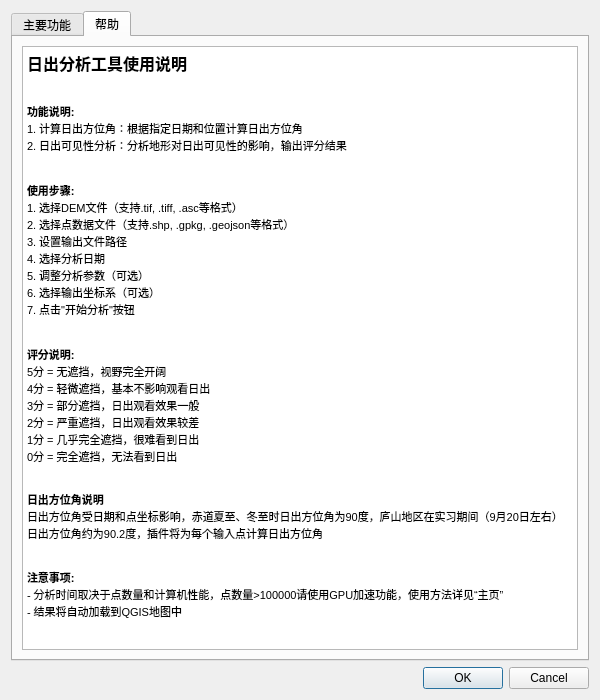
keydsa/sunshine, file sunshine01_dialog_base.ui: the form before one commit.
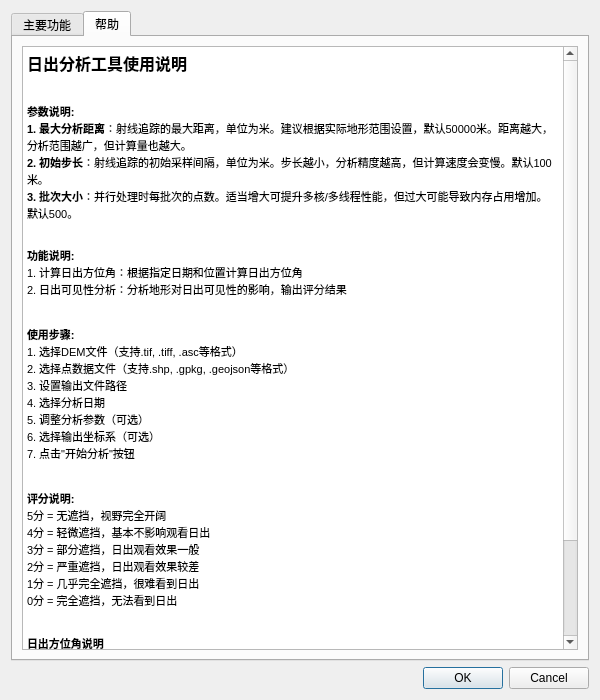
The form after the commit. The open tabs and pages were chosen to show the change. Icons and pictures are not drawn.

Commit message: 调整帮助界面

```diff
--- a/sunshine01_dialog_base.ui
+++ b/sunshine01_dialog_base.ui
@@ -488,6 +488,11 @@
 &lt;/style&gt;&lt;/head&gt;&lt;body style=&quot; font-family:'SimSun'; font-size:9pt; font-weight:400; font-style:normal;&quot;&gt;
 &lt;p style=&quot; margin-top:0px; margin-bottom:0px; margin-left:0px; margin-right:0px; -qt-block-indent:0; text-indent:0px;&quot;&gt;&lt;span style=&quot; font-family:'MS Shell Dlg 2'; font-size:12pt; font-weight:600;&quot;&gt;日出分析工具使用说明&lt;/span&gt;&lt;/p&gt;
 &lt;p style=&quot; margin-top:0px; margin-bottom:0px; margin-left:0px; margin-right:0px; -qt-block-indent:0; text-indent:0px;&quot;&gt;&lt;span style=&quot; font-family:'MS Shell Dlg 2'; font-size:8.25pt;&quot;&gt;&lt;br /&gt;&lt;/span&gt;&lt;/p&gt;
+&lt;p style=&quot; margin-top:0px; margin-bottom:0px; margin-left:0px; margin-right:0px; -qt-block-indent:0; text-indent:0px;&quot;&gt;&lt;span style=&quot; font-family:'MS Shell Dlg 2'; font-size:8.25pt; font-weight:600;&quot;&gt;参数说明:&lt;/span&gt;&lt;/p&gt;
+&lt;p style=&quot; margin-top:0px; margin-bottom:0px; margin-left:0px; margin-right:0px; -qt-block-indent:0; text-indent:0px;&quot;&gt;&lt;span style=&quot; font-size:8pt; font-weight:600;&quot;&gt;1. 最大分析距离&lt;/span&gt;&lt;span style=&quot; font-size:8pt;&quot;&gt;：射线追踪的最大距离，单位为米。建议根据实际地形范围设置，默认50000米。距离越大，分析范围越广，但计算量也越大。&lt;/span&gt;&lt;/p&gt;
+&lt;p style=&quot; margin-top:0px; margin-bottom:0px; margin-left:0px; margin-right:0px; -qt-block-indent:0; text-indent:0px;&quot;&gt;&lt;span style=&quot; font-size:8pt; font-weight:600;&quot;&gt;2. 初始步长&lt;/span&gt;&lt;span style=&quot; font-size:8pt;&quot;&gt;：射线追踪的初始采样间隔，单位为米。步长越小，分析精度越高，但计算速度会变慢。默认100米。&lt;/span&gt;&lt;/p&gt;
+&lt;p style=&quot; margin-top:0px; margin-bottom:0px; margin-left:0px; margin-right:0px; -qt-block-indent:0; text-indent:0px;&quot;&gt;&lt;span style=&quot; font-size:8pt; font-weight:600;&quot;&gt;3. 批次大小&lt;/span&gt;&lt;span style=&quot; font-size:8pt;&quot;&gt;：并行处理时每批次的点数。适当增大可提升多核/多线程性能，但过大可能导致内存占用增加。默认500。&lt;/span&gt;&lt;/p&gt;
+&lt;p style=&quot;-qt-paragraph-type:empty; margin-top:0px; margin-bottom:12px; margin-left:0px; margin-right:0px; -qt-block-indent:0; text-indent:0px; font-size:8pt;&quot;&gt;&lt;br /&gt;&lt;/p&gt;
 &lt;p style=&quot; margin-top:0px; margin-bottom:0px; margin-left:0px; margin-right:0px; -qt-block-indent:0; text-indent:0px;&quot;&gt;&lt;span style=&quot; font-family:'MS Shell Dlg 2'; font-size:8.25pt; font-weight:600;&quot;&gt;功能说明:&lt;/span&gt;&lt;/p&gt;
 &lt;p style=&quot; margin-top:0px; margin-bottom:0px; margin-left:0px; margin-right:0px; -qt-block-indent:0; text-indent:0px;&quot;&gt;&lt;span style=&quot; font-family:'MS Shell Dlg 2'; font-size:8.25pt;&quot;&gt;1. 计算日出方位角：根据指定日期和位置计算日出方位角&lt;/span&gt;&lt;/p&gt;
 &lt;p style=&quot; margin-top:0px; margin-bottom:0px; margin-left:0px; margin-right:0px; -qt-block-indent:0; text-indent:0px;&quot;&gt;&lt;span style=&quot; font-family:'MS Shell Dlg 2'; font-size:8.25pt;&quot;&gt;2. 日出可见性分析：分析地形对日出可见性的影响，输出评分结果&lt;/span&gt;&lt;/p&gt;
@@ -514,7 +519,7 @@
 &lt;p style=&quot; margin-top:0px; margin-bottom:0px; margin-left:0px; margin-right:0px; -qt-block-indent:0; text-indent:0px;&quot;&gt;&lt;span style=&quot; font-family:'MS Shell Dlg 2'; font-size:8.25pt;&quot;&gt;日出方位角受日期和点坐标影响，赤道夏至、冬至时日出方位角为90度，庐山地区在实习期间（9月20日左右）日出方位角约为90.2度，插件将为每个输入点计算日出方位角&lt;br /&gt;&lt;/span&gt;&lt;/p&gt;
 &lt;p style=&quot;-qt-paragraph-type:empty; margin-top:0px; margin-bottom:0px; margin-left:0px; margin-right:0px; -qt-block-indent:0; text-indent:0px; font-family:'MS Shell Dlg 2'; font-size:8.25pt;&quot;&gt;&lt;br /&gt;&lt;/p&gt;
 &lt;p style=&quot; margin-top:0px; margin-bottom:0px; margin-left:0px; margin-right:0px; -qt-block-indent:0; text-indent:0px;&quot;&gt;&lt;span style=&quot; font-family:'MS Shell Dlg 2'; font-size:8.25pt; font-weight:600;&quot;&gt;注意事项:&lt;/span&gt;&lt;/p&gt;
-&lt;p style=&quot; margin-top:0px; margin-bottom:0px; margin-left:0px; margin-right:0px; -qt-block-indent:0; text-indent:0px;&quot;&gt;&lt;span style=&quot; font-family:'MS Shell Dlg 2'; font-size:8.25pt;&quot;&gt;- 分析时间取决于点数量和计算机性能，点数量&amp;gt;100000请使用GPU加速功能，使用方法详见“主页”&lt;/span&gt;&lt;/p&gt;
+&lt;p style=&quot; margin-top:0px; margin-bottom:0px; margin-left:0px; margin-right:0px; -qt-block-indent:0; text-indent:0px;&quot;&gt;&lt;span style=&quot; font-family:'MS Shell Dlg 2'; font-size:8.25pt;&quot;&gt;- 分析时间取决于点数量和计算机性能，点数量&amp;gt;100000请使用GPU加速功能，使用方法详见&amp;quot;主页&amp;quot;&lt;/span&gt;&lt;/p&gt;
 &lt;p style=&quot; margin-top:0px; margin-bottom:0px; margin-left:0px; margin-right:0px; -qt-block-indent:0; text-indent:0px;&quot;&gt;&lt;span style=&quot; font-family:'MS Shell Dlg 2'; font-size:8.25pt;&quot;&gt;- 结果将自动加载到QGIS地图中&lt;/span&gt;&lt;/p&gt;&lt;/body&gt;&lt;/html&gt;</string>
          </property>
         </widget>
```
Left out of the diff: 2 changed lines with no effect on the pictures. The commit also changes 2 other files.
